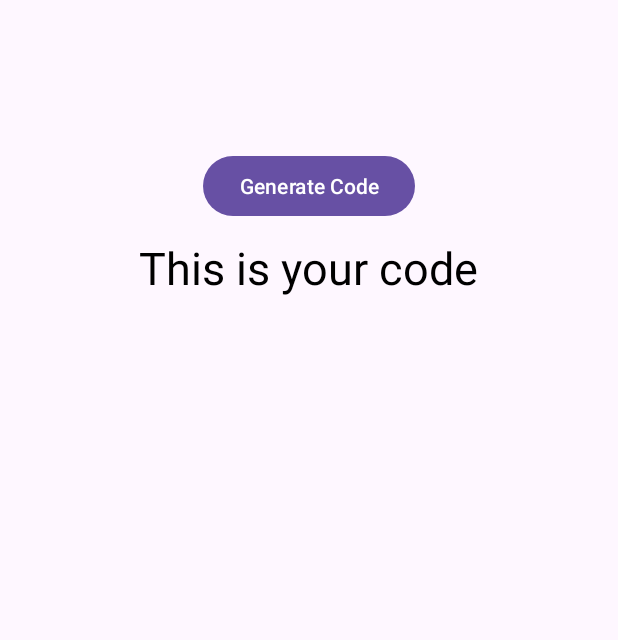
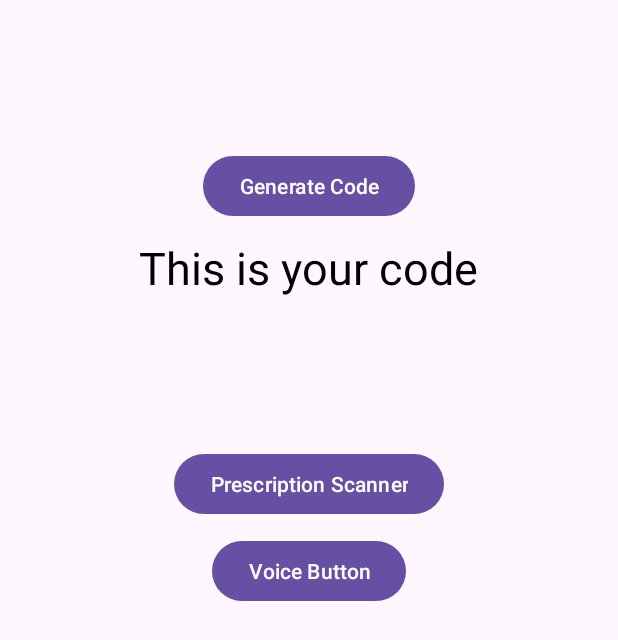
Before and after one commit to yljunsenido-hub/MediVoice, an Android app: the HomePage screen opened directly, with no data from a screen before it, on a phone screen of 412 x 824 dp. Shown: the top 640 px of the screen. Run offline under Robolectric (Android 15) with nearby library versions, the phone set to English and light mode, and no system bars; our stand-ins replace Firebase (no records; nobody signed in at launch, a user with empty details on screens opened directly).

Commit message:
Addede PrescriptionScanner Page

```diff
--- a/app/src/main/AndroidManifest.xml
+++ b/app/src/main/AndroidManifest.xml
@@ -12,6 +12,9 @@
         android:supportsRtl="true"
         android:theme="@style/Theme.MediVoice"
         tools:targetApi="31">
+        <activity
+            android:name=".PrescriptionScanner"
+            android:exported="false" />
         <activity
             android:name=".GuardianHomePage"
             android:exported="false" />
--- a/app/src/main/java/com/example/medivoice/HomePage.java
+++ b/app/src/main/java/com/example/medivoice/HomePage.java
@@ -1,5 +1,6 @@
 package com.example.medivoice;
 
+import android.content.Intent;
 import android.os.Bundle;
 import android.widget.Button;
 import android.widget.TextView;
@@ -20,7 +21,7 @@ import java.util.UUID;
 
 public class HomePage extends AppCompatActivity {
 
-    Button generateButton;
+    Button generateButton,prescriptionButton,voiceButton;
     TextView codeView;
     DatabaseReference usersRef;
     String userId;
@@ -37,13 +38,20 @@ public class HomePage extends AppCompatActivity {
         });
 
         generateButton = findViewById(R.id.generateButton);
+        prescriptionButton = findViewById(R.id.prescriptionButton);
+        voiceButton = findViewById(R.id.voiceButton);
         codeView = findViewById(R.id.codeView);
         userId = FirebaseAuth.getInstance().getCurrentUser().getUid();
         usersRef = FirebaseDatabase.getInstance().getReference("Users");
 
         generateButton.setOnClickListener(v -> generateConnectionCode());
 
-        }
+        prescriptionButton.setOnClickListener(v -> {
+            Intent intent = new Intent(HomePage.this, PrescriptionScanner.class);
+            startActivity(intent);
+        });
+
+    }
 
     private void generateConnectionCode() {
         String code = UUID.randomUUID().toString().substring(0, 6).toUpperCase();
--- a/app/src/main/res/layout/activity_home_page.xml
+++ b/app/src/main/res/layout/activity_home_page.xml
@@ -25,4 +25,22 @@
         android:textSize="30sp"
         android:layout_marginTop="10dp"
         android:layout_gravity="center"/>
+
+    <Button
+        android:id="@+id/prescriptionButton"
+        android:layout_width="wrap_content"
+        android:layout_height="wrap_content"
+        android:text="Prescription Scanner"
+        android:layout_gravity="center"
+        android:layout_marginTop="100dp"/>
+
+    <Button
+        android:id="@+id/voiceButton"
+        android:layout_width="wrap_content"
+        android:layout_height="wrap_content"
+        android:text="Voice Button"
+        android:layout_gravity="center"
+        android:layout_marginTop="10dp"/>
+
+
 </LinearLayout>
```
Also changed, not shown: app/src/main/java/com/example/medivoice/PrescriptionScanner.java (added, +24 -0 lines), app/src/main/res/layout/activity_prescription_scanner.xml (added, +10 -0 lines).
